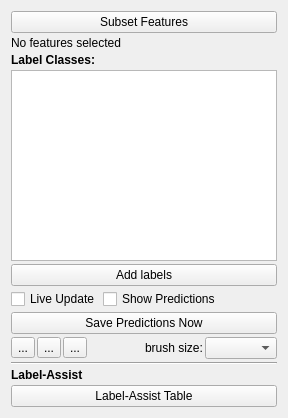
Above: ilastik/applets/objectClassification/labelingDrawer.ui from ilastik/ilastik before the change. Below: the same form after it.
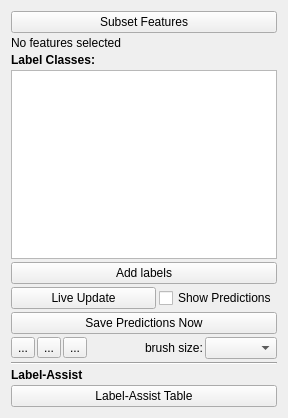
That is the form after the change. Custom widgets are drawn as their Qt base class.

Commit message: change check box live update to button

The edit to the form file:
```diff
--- a/ilastik/applets/objectClassification/labelingDrawer.ui
+++ b/ilastik/applets/objectClassification/labelingDrawer.ui
@@ -94,12 +94,9 @@
      <item>
       <layout class="QHBoxLayout" name="horizontalLayout_3">
        <item>
-        <widget class="QCheckBox" name="checkInteractive">
-         <property name="enabled">
-          <bool>true</bool>
-         </property>
+        <widget class="QPushButton" name="checkInteractive">
          <property name="sizePolicy">
-          <sizepolicy hsizetype="Maximum" vsizetype="Fixed">
+          <sizepolicy hsizetype="Expanding" vsizetype="Fixed">
            <horstretch>0</horstretch>
            <verstretch>0</verstretch>
           </sizepolicy>
```
